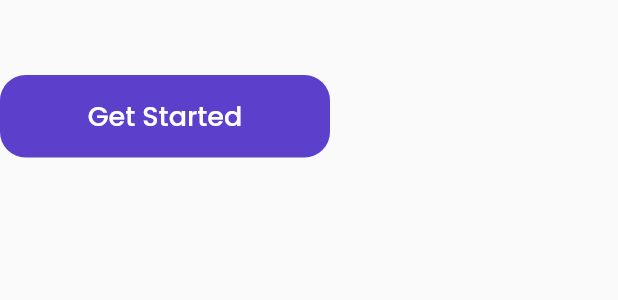
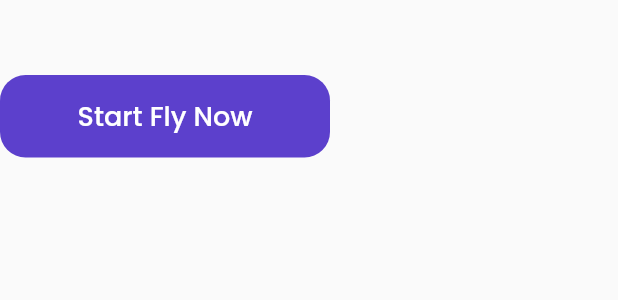
Before and after one commit to renaldhif/airplane_app_bwa, a Flutter app: the CustomButton widget shown alone on an empty page, opened directly, on a phone screen of 412 x 824 dp. Shown: the top 300 px of the screen. Run offline on Flutter 3.47's test engine with Material 2 defaults, Android fonts, the light colour scheme and no system bars; our stand-ins replace google_fonts.

Commit message:
fixing argument text for the button

```diff
--- a/lib/ui/widgets/custom_button.dart
+++ b/lib/ui/widgets/custom_button.dart
@@ -30,7 +30,7 @@ class CustomButton extends StatelessWidget {
           ),
         ),
         child: Text(
-          'Get Started',
+          title,
           style: whiteTextStyle.copyWith(
             fontSize: 18,
             fontWeight: medium,
```
